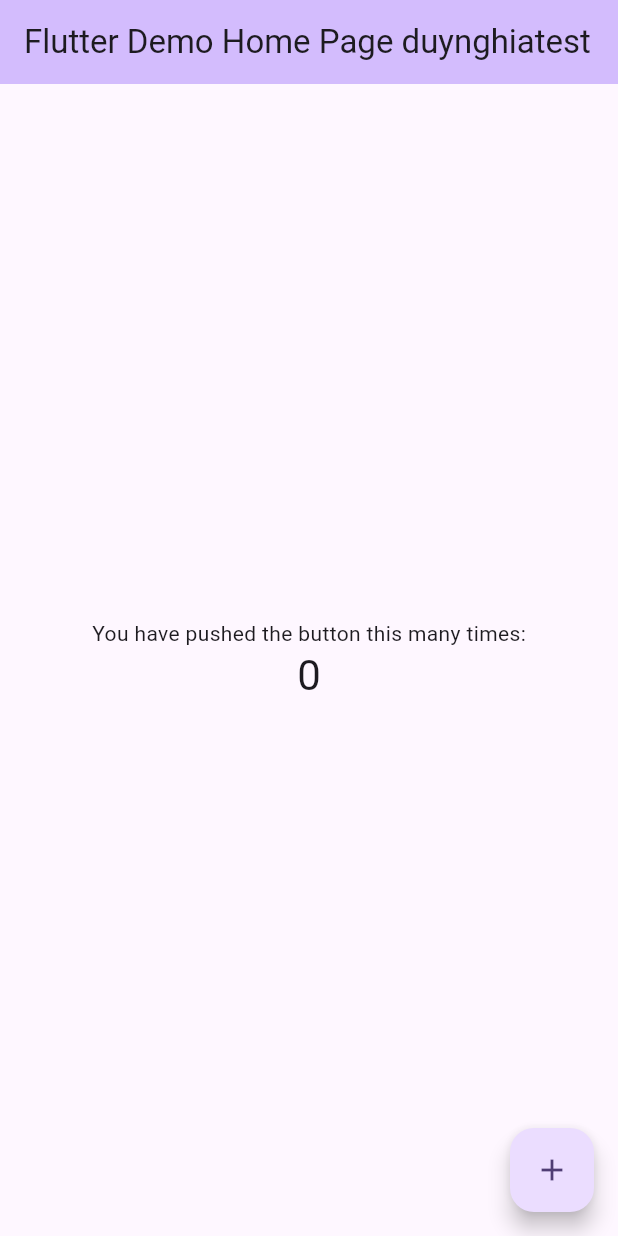
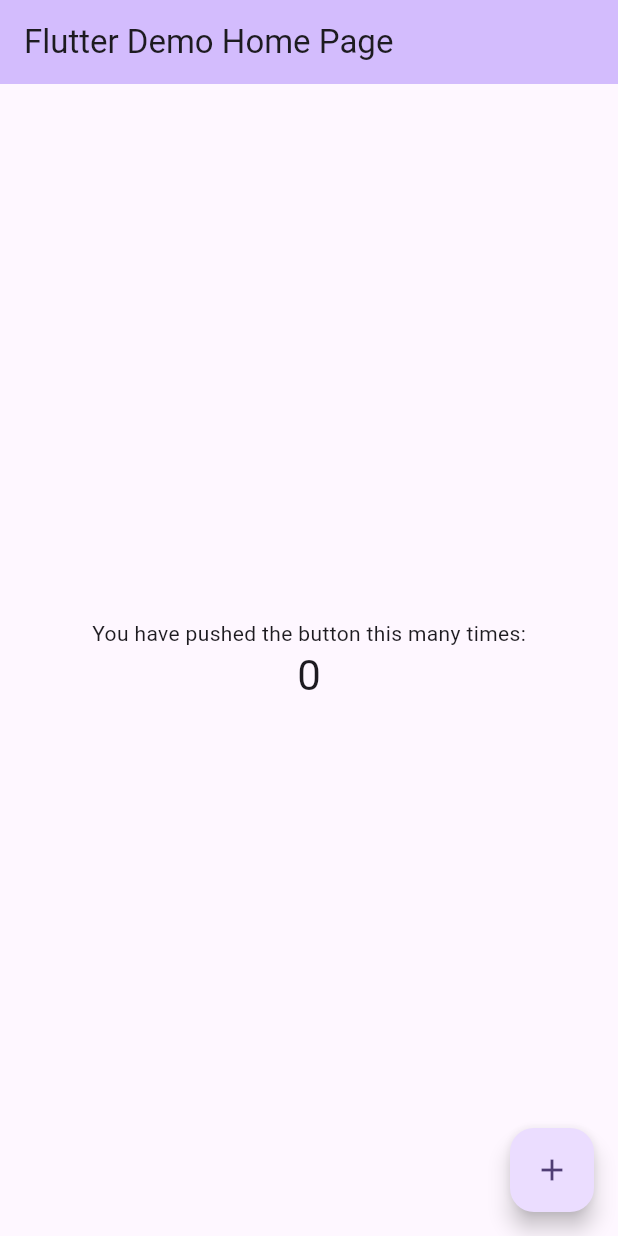
Before and after one commit to duynghiadev/learn-android-flutter, a Flutter app: the screen it shows after launch, on a phone screen of 412 x 824 dp. Run offline on Flutter 3.47's test engine with Material 3 defaults, Android fonts, the phone set to English and light mode, and no system bars.

```diff
--- a/NguyenDucHoang/myapp/lib/main.dart
+++ b/NguyenDucHoang/myapp/lib/main.dart
@@ -31,7 +31,7 @@ class MyApp extends StatelessWidget {
         colorScheme: ColorScheme.fromSeed(seedColor: Colors.deepPurple),
         useMaterial3: true,
       ),
-      home: const MyHomePage(title: 'Flutter Demo Home Page duynghiatest'),
+      home: const MyHomePage(title: 'Flutter Demo Home Page'),
     );
   }
 }
```
